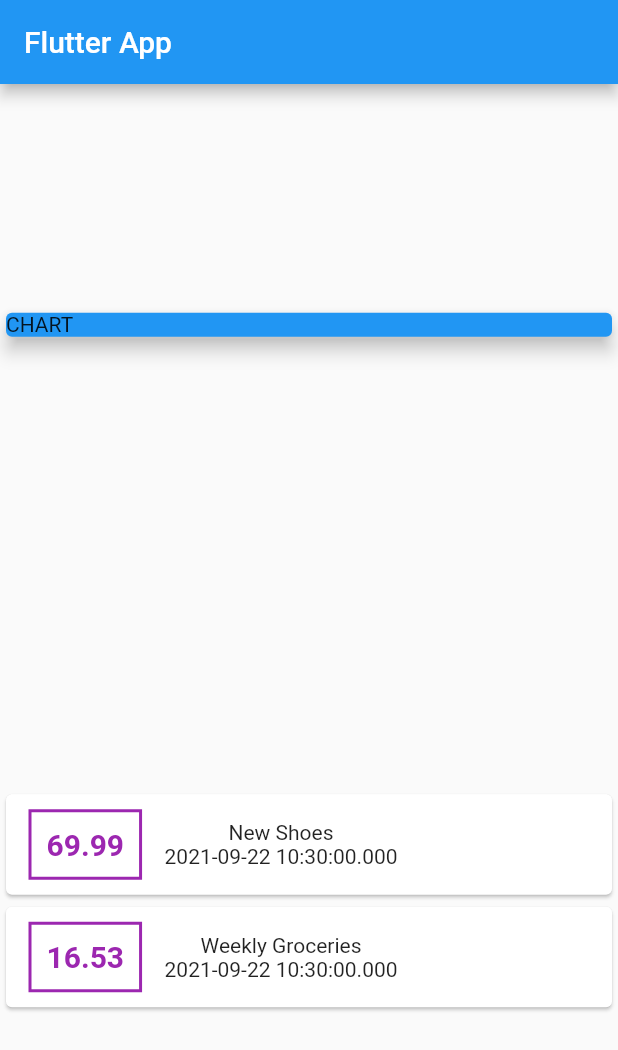
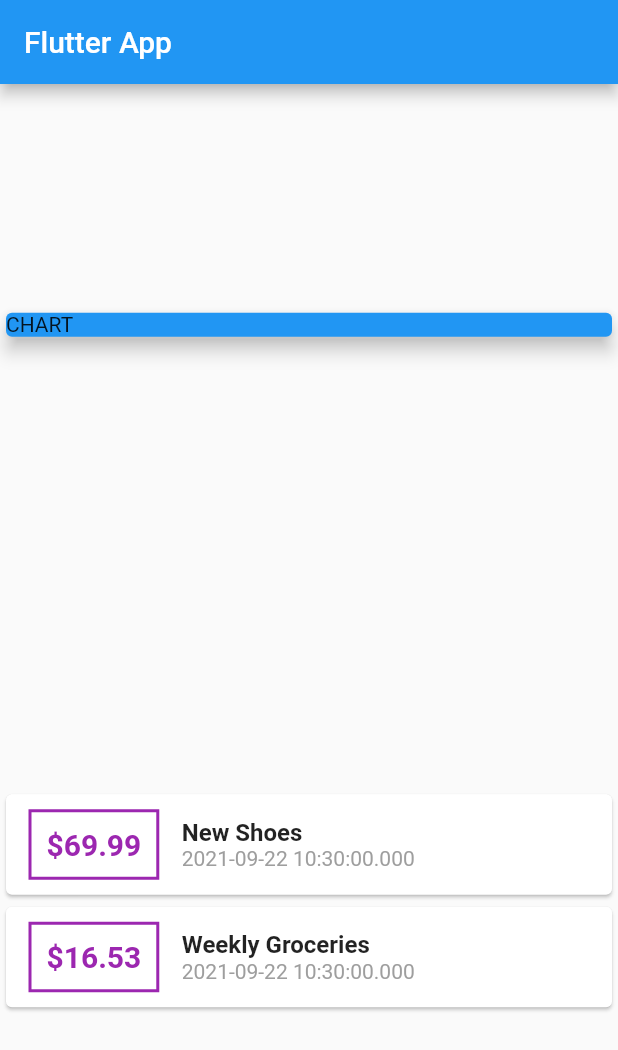
Before and after one commit to jvillarreal2016/Flutter_Project_2, a Flutter app: the screen it shows after launch, on a phone screen of 412 x 824 dp. Shown: the top 1050 px of the screen. Run offline on Flutter 3.47's test engine with Material 2 defaults, Android fonts, the phone set to English and light mode, and no system bars.

Commit message:
second commit, added $ and dates

```diff
--- a/lib/main.dart
+++ b/lib/main.dart
@@ -61,7 +61,7 @@ class MyHomePage extends StatelessWidget {
                       ),
                       padding: EdgeInsets.all(10),
                       child: Text(
-                        tx.amount.toString(),
+                        '\$${tx.amount}',
                         style: TextStyle(
                           fontWeight: FontWeight.bold,
                           fontSize: 20,
@@ -70,10 +70,18 @@ class MyHomePage extends StatelessWidget {
                       ),
                     ),
                     Column(
+                      crossAxisAlignment: CrossAxisAlignment.start,
                       children: <Widget>[
-                        Text(tx.title),
+                        Text(
+                          tx.title,
+                          style: TextStyle(
+                            fontSize: 16,
+                            fontWeight: FontWeight.bold,
+                          ),
+                        ),
                         Text(
                           tx.date.toString(),
+                          style: TextStyle(color: Colors.grey),
                         ),
                       ],
                     ),
```
